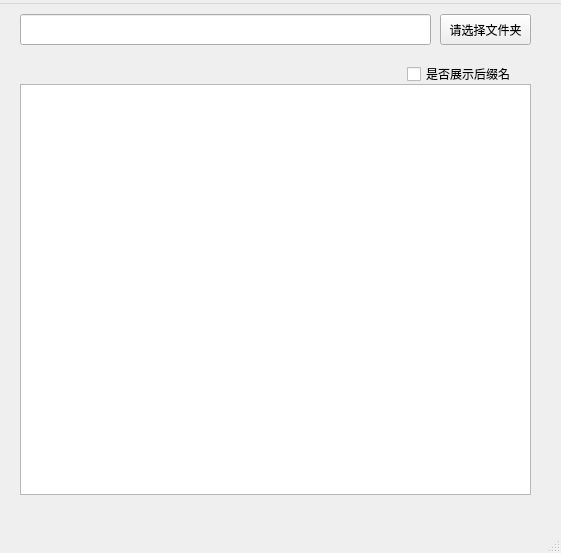
intfish123/file-display, file mainwindow.ui: the form before one commit.
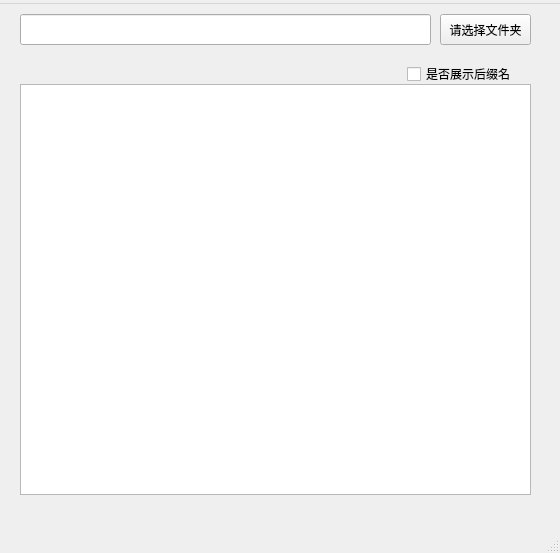
The form after the commit.

Commit message: fixed size and git ignore

The edit to the form file:
```diff
--- a/mainwindow.ui
+++ b/mainwindow.ui
@@ -6,10 +6,28 @@
    <rect>
     <x>0</x>
     <y>0</y>
-    <width>561</width>
+    <width>560</width>
     <height>553</height>
    </rect>
   </property>
+  <property name="minimumSize">
+   <size>
+    <width>560</width>
+    <height>553</height>
+   </size>
+  </property>
+  <property name="maximumSize">
+   <size>
+    <width>560</width>
+    <height>553</height>
+   </size>
+  </property>
+  <property name="baseSize">
+   <size>
+    <width>560</width>
+    <height>553</height>
+   </size>
+  </property>
   <property name="windowTitle">
    <string>文件遍历器</string>
   </property>
@@ -66,7 +84,7 @@
     <rect>
      <x>0</x>
      <y>0</y>
-     <width>561</width>
+     <width>560</width>
      <height>24</height>
     </rect>
    </property>
```
The commit also changes 2 other files.
